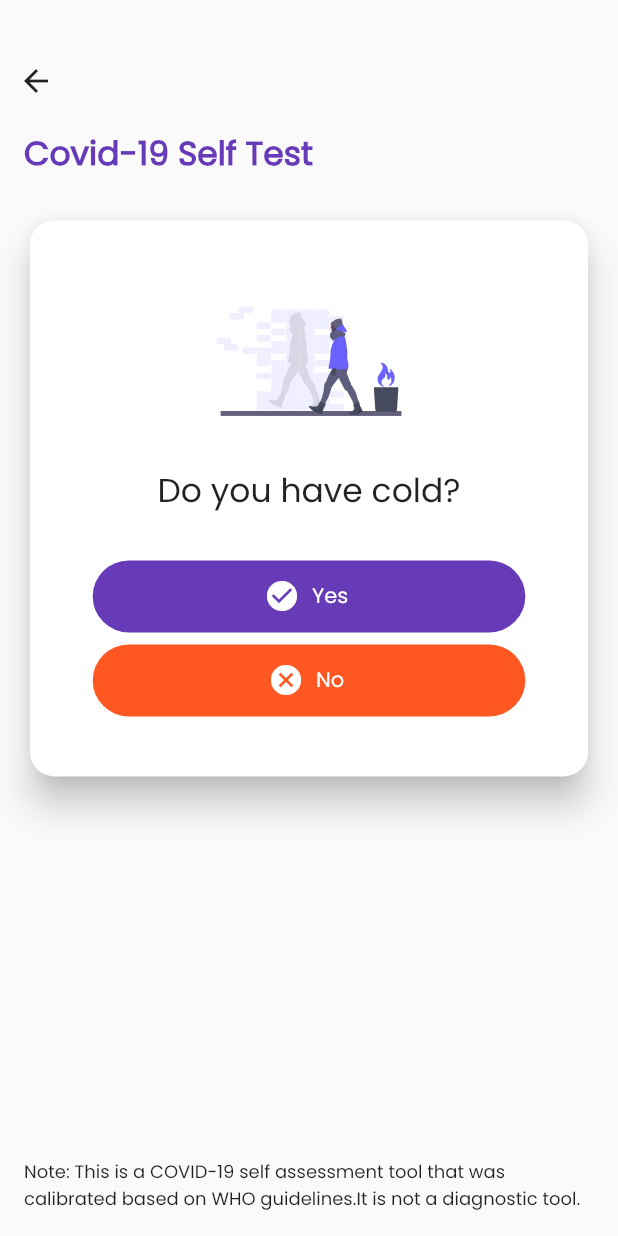
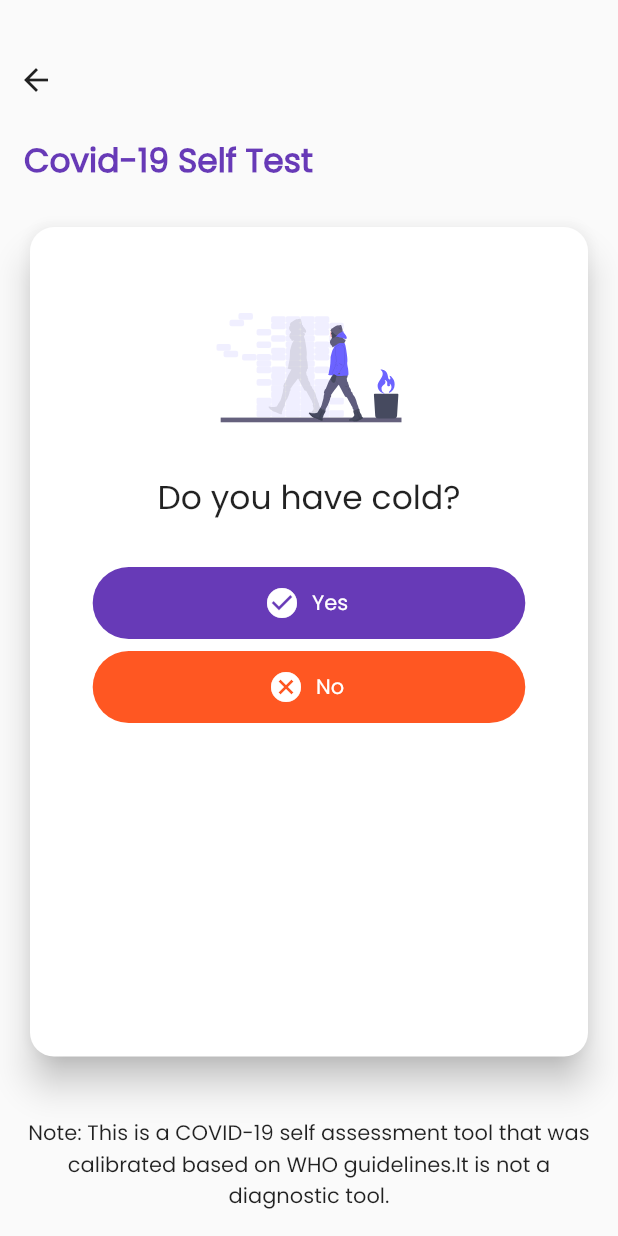
Before and after one commit to weylar/covid-19-update, a Flutter app: the CovidTest screen opened by its route, on a phone screen of 412 x 824 dp. Run offline on Flutter 3.47's test engine with Material 2 defaults, Android fonts, the phone set to English and light mode, and no system bars; our stand-ins replace charts_flutter, curved_navigation_bar, flutter_linkify, flutter_money_formatter, flutter_svg, shared_preferences and 1 more; missing offline and left inert: cupertino_tabbar, flutter_inappwebview, loading; accounts and stored records are empty; network calls fail.

Commit message:
Implement genera fixes for prod ready and update READ.me

```diff
--- a/lib/views/CovidTest.dart
+++ b/lib/views/CovidTest.dart
@@ -4,6 +4,7 @@ import 'package:flutter/material.dart';
 import 'package:flutter_svg/svg.dart';
 import 'package:loading/indicator/ball_pulse_indicator.dart';
 import 'package:loading/loading.dart';
+import 'package:url_launcher/url_launcher.dart';
 
 class CovidTest extends StatefulWidget {
   CovidTest({Key key}) : super(key: key);
@@ -64,27 +65,33 @@ class _CovidTest extends State<CovidTest> with SingleTickerProviderStateMixin {
               "Note: This is a COVID-19 self assessment tool that" +
                   " was calibrated based on WHO guidelines." +
                   "It is not a diagnostic tool.",
-              style: TextStyle(fontSize: 12.0),
+              textAlign: TextAlign.center,
+              style: TextStyle(fontSize: 14.0),
             ),
           ),
           elevation: 0,
         ),
         body: Container(
-            child: SingleChildScrollView(
             child: Column(
               children: <Widget>[
                 SizedBox(
-                height: 30.0,
-              ),
-              Row(
+                  height: MediaQuery.of(context).size.height * 0.1,
+                  child:  Padding(
+                    padding: const EdgeInsets.only(top: 24.0),
+                    child: Row(
                       mainAxisAlignment: MainAxisAlignment.spaceBetween,
                       children: <Widget>[
                         BackButton(),
                       ],
                     ),
+                  ),
+                ),
+
                 Padding(
                     padding: const EdgeInsets.only(
                         left: 16.0, right: 16.0, top: 8.0, bottom: 16.0),
+                    child: Container(
+                      height: MediaQuery.of(context).size.height * 0.75,
                       child: Column(
                         children: <Widget>[
                           Row(
@@ -102,13 +109,21 @@ class _CovidTest extends State<CovidTest> with SingleTickerProviderStateMixin {
                           SizedBox(
                             height: 24.0,
                           ),
+                           Expanded(
+                             child: Align(
+                               alignment: Alignment.center,
+                               child:
                                  _currentState < 12 ?
                                    _buildQuestionWidget(_questions[_currentState]):
-                          _buildResultContentWidget()
+                                      _buildResultContentWidget(),
+
+                             ),
+                           ),
+
                         ],
+                      ),
                     )),
               ],
-          ),
             )));
   }
 
@@ -263,7 +278,7 @@ class _CovidTest extends State<CovidTest> with SingleTickerProviderStateMixin {
                                           Radius.circular(50.0)),
                                     )),
                                 child: FlatButton.icon(
-                                    onPressed: null,
+                                  onPressed: () => _call("tel:080097000010"),
                                     icon: Icon(
                                       Icons.call,
                                       color: Colors.white,
@@ -287,7 +302,7 @@ class _CovidTest extends State<CovidTest> with SingleTickerProviderStateMixin {
                                           Radius.circular(50.0)),
                                     )),
                                 child: FlatButton.icon(
-                                    onPressed: null,
+                                    onPressed: () => _sms("sms:+2348099555577"),
                                     icon: Icon(
                                       Icons.textsms,
                                       color: Colors.white,
@@ -404,6 +419,21 @@ class _CovidTest extends State<CovidTest> with SingleTickerProviderStateMixin {
     );
   }
 
+  _call(String url) async {
+    if (await canLaunch(url)) {
+      await launch(url);
+    } else {
+      print('Could not launch $url');
+    }
+  }
+
+  _sms(String url) async {
+    if (await canLaunch(url)) {
+      await launch(url);
+    } else {
+      print('Could not launch $url');
+    }
+  }
   void _moveToNextQuestion() {
     setState(() {
       _currentState++;
--- a/lib/views/MainActivity.dart
+++ b/lib/views/MainActivity.dart
@@ -9,7 +9,6 @@ import 'package:curved_navigation_bar/curved_navigation_bar.dart';
 import 'package:flutter/cupertino.dart';
 import 'package:flutter/material.dart';
 import 'package:flutter_inappwebview/flutter_inappwebview.dart';
-
 import 'news/Latest.dart';
 
 class MainActivity extends StatefulWidget {
@@ -57,7 +56,7 @@ class _MainActivity extends State<MainActivity> {
               widget.browser.openUrl(
                   url: websites[Random.secure().nextInt(websites.length)],
                   options: InAppBrowserClassOptions(
-                      inAppWebViewWidgetOptions: InAppWebViewWidgetOptions(
+                      inAppWebViewGroupOptions: InAppWebViewGroupOptions(
                           crossPlatform: InAppWebViewOptions(
                             useShouldOverrideUrlLoading: true,
                             useOnLoadResource: true,
--- a/pubspec.yaml
+++ b/pubspec.yaml
@@ -31,10 +31,7 @@ dependencies:
   flutter_money_formatter: ^0.8.3
   url_launcher: ^5.4.5
   shared_preferences: ^0.5.7
-  flutter_inappwebview: 3.0.0
-
-  # The following adds the Cupertino Icons font to your application.
-  # Use with the CupertinoIcons class for iOS style icons.
+  flutter_inappwebview: ^3.1.0
   cupertino_icons: ^0.1.2
 
 dev_dependencies:
```
Also changed, not shown: lib/views/InAppBrowser.dart (+2 -18 lines), lib/views/Statistics.dart (+11 -2 lines), lib/views/news/Details.dart (+14 -11 lines), pubspec.lock, 5 other files. Lines whose indentation alone changed are shown as unchanged.
